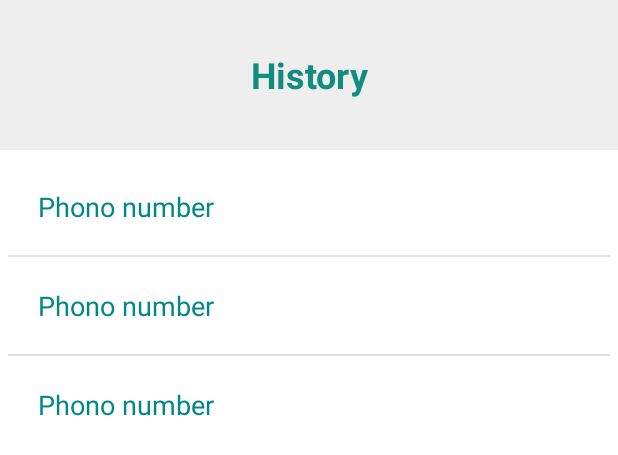
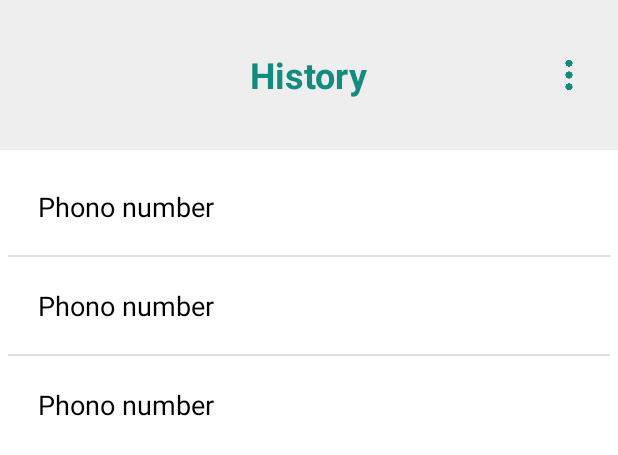
Before and after one commit to mdfaiz027/Whatsapp-Me, an Android app: the layout activity_history.xml on its own in the app's theme, with its tools: preview values and no code run, on a phone screen of 412 x 824 dp. Shown: the top 455 px of the screen. Run offline under Robolectric (Android 15) with nearby library versions, the phone set to English and light mode, and no system bars.

Commit message:
1. Added the popup menu bar and the menu item (clear history) in HistoryActivity 2. Added on menu item click listener to the menu item (clear history)

```diff
--- a/app/src/main/res/layout/activity_history.xml
+++ b/app/src/main/res/layout/activity_history.xml
@@ -1,4 +1,5 @@
 <?xml version="1.0" encoding="utf-8"?>
+
 <LinearLayout xmlns:android="http://schemas.android.com/apk/res/android"
     xmlns:app="http://schemas.android.com/apk/res-auto"
     xmlns:tools="http://schemas.android.com/tools"
@@ -7,30 +8,61 @@
     android:orientation="vertical"
     tools:context=".HistoryActivity">
 
-    <LinearLayout
+    <FrameLayout
         android:layout_width="match_parent"
         android:layout_height="100dp"
         android:gravity="center"
+        android:weightSum="5"
         android:background="@color/sushi_palette"
-        android:orientation="vertical">
+        android:orientation="horizontal">
 
         <TextView
-            android:layout_width="match_parent"
+            android:layout_width="wrap_content"
             android:layout_height="wrap_content"
             android:text="History"
+            android:layout_weight="4.5"
             android:textSize="24sp"
             android:textStyle="bold"
             android:textColor="@color/whatsapp_green"
-            android:gravity="center"/>
+            android:layout_gravity="center"
+            android:gravity="start"/>
 
-    </LinearLayout>
+        <Button
+            android:id="@+id/dots"
+            android:layout_width="25dp"
+            android:layout_height="25dp"
+            android:layout_gravity="center|end"
+            android:layout_marginEnd="20dp"
+            android:background="@drawable/dots"
+            android:contentDescription="@string/Logo"
+            android:onClick="showPopup" />
 
+    </FrameLayout>
 
-    <ListView
-        android:id="@+id/mobileList"
+    <RelativeLayout
         android:layout_width="match_parent"
-        android:layout_height="wrap_content"
-        tools:listitem="@layout/mobile_list_layout"
-        android:layout_margin="5dp"/>
+        android:layout_height="match_parent">
+
+        <ListView
+            android:id="@+id/mobileList"
+            android:layout_width="match_parent"
+            android:layout_height="wrap_content"
+            android:layout_marginStart="5dp"
+            android:layout_marginTop="5dp"
+            android:layout_marginEnd="5dp"
+            android:layout_marginBottom="5dp"
+            tools:listitem="@layout/mobile_list_layout" />
+
+<!--        <android.widget.Button-->
+<!--            android:layout_width="50dp"-->
+<!--            android:layout_height="50dp"-->
+<!--            android:layout_alignParentRight="true"-->
+<!--            android:layout_alignParentBottom="true"-->
+<!--            android:layout_marginRight="50dp"-->
+<!--            android:layout_marginBottom="50dp"-->
+<!--            android:background="@drawable/clear"-->
+<!--            android:onClick="delete" />-->
+
+    </RelativeLayout>
 
 </LinearLayout>
--- a/app/src/main/res/layout/mobile_list_layout.xml
+++ b/app/src/main/res/layout/mobile_list_layout.xml
@@ -11,6 +11,6 @@
         android:layout_height="wrap_content"
         android:textSize="18sp"
         android:text="Phono number"
-        android:textColor="@color/teal_700"/>
+        android:textColor="@color/black"/>
 
 </LinearLayout>
--- /dev/null
+++ b/app/src/main/res/menu/menu_items.xml
@@ -0,0 +1,5 @@
+<?xml version="1.0" encoding="utf-8"?>
+<menu xmlns:android="http://schemas.android.com/apk/res/android">
+        <item android:id="@+id/clear_history"
+            android:title="Clear History"/>
+</menu>
```
Also changed, not shown: app/src/main/java/com/example/whatsappme/HistoryActivity.java (+67 -13 lines), app/src/main/java/com/example/whatsappme/MainActivity.java (+12 -9 lines), app/src/main/java/com/example/whatsappme/UserHelper.java (+9 -5 lines), app/src/main/res/drawable/clear.png (added), app/src/main/res/drawable/dots.png (added), app/src/main/res/drawable/imageedit_8_3021889299.png (deleted).
